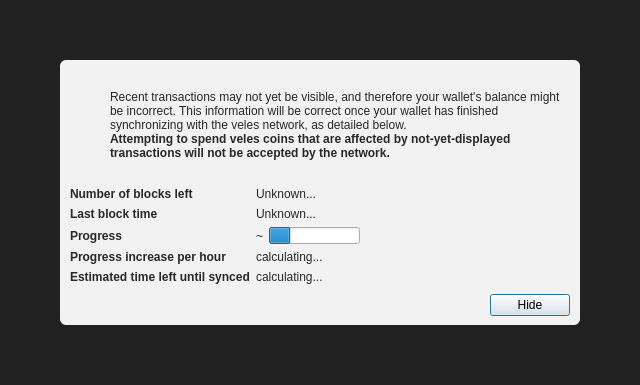
Above: src/qt/forms/modaloverlay.ui from barrystyle/veles before the change. Below: the same form after it.
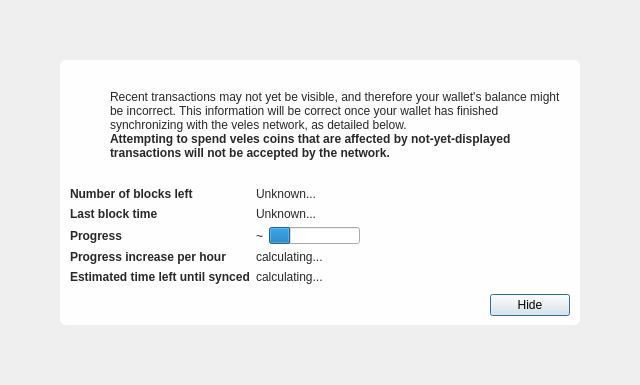
That is the form after the change. Icons and pictures are not drawn. Custom widgets are drawn as their Qt base class.

Diff of the .ui file:
```diff
--- a/src/qt/forms/modaloverlay.ui
+++ b/src/qt/forms/modaloverlay.ui
@@ -32,7 +32,8 @@
    <item>
     <widget class="QWidget" name="bgWidget" native="true">
      <property name="styleSheet">
-      <string notr="true">#bgWidget { background: rgba(0,0,0,220); }</string>
+      <!--<string notr="true">#bgWidget { background: rgba(0,0,0,220); }</string> -->
+      <string notr="true"></string>
      </property>
      <layout class="QVBoxLayout" name="verticalLayoutMain" stretch="1">
       <property name="leftMargin">
```
